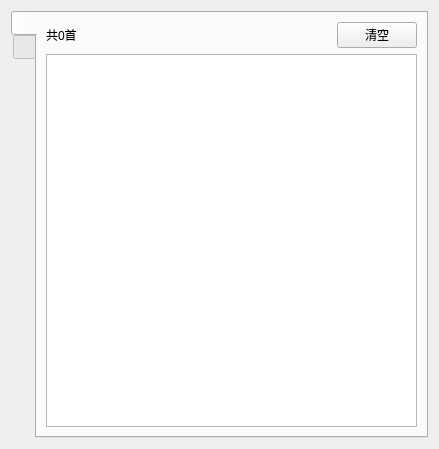
Above: playlistWidget/playlistwidget.ui from tongtianli/QtMusicPlayer before the change. Below: the same form after it.
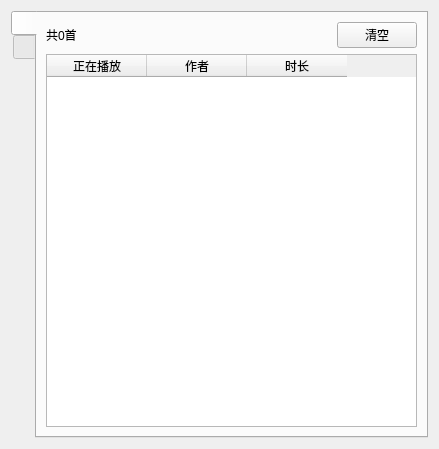
That is the form after the change. Icons and pictures are not drawn.

Diff of the .ui file:
```diff
--- a/playlistWidget/playlistwidget.ui
+++ b/playlistWidget/playlistwidget.ui
@@ -47,7 +47,23 @@
       </attribute>
       <layout class="QGridLayout" name="gridLayout_2">
        <item row="1" column="0">
-        <widget class="QTableWidget" name="playlistWidget"/>
+        <widget class="QTableWidget" name="playlistWidget">
+         <column>
+          <property name="text">
+           <string>正在播放</string>
+          </property>
+         </column>
+         <column>
+          <property name="text">
+           <string>作者</string>
+          </property>
+         </column>
+         <column>
+          <property name="text">
+           <string>时长</string>
+          </property>
+         </column>
+        </widget>
        </item>
        <item row="0" column="0">
         <layout class="QHBoxLayout" name="horizontalLayout">
```
Left out of the diff: 2 changed lines with no effect on the pictures.
